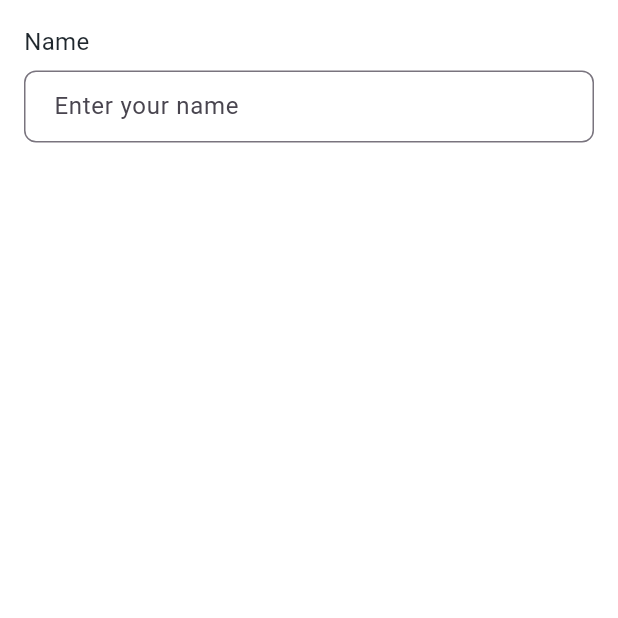
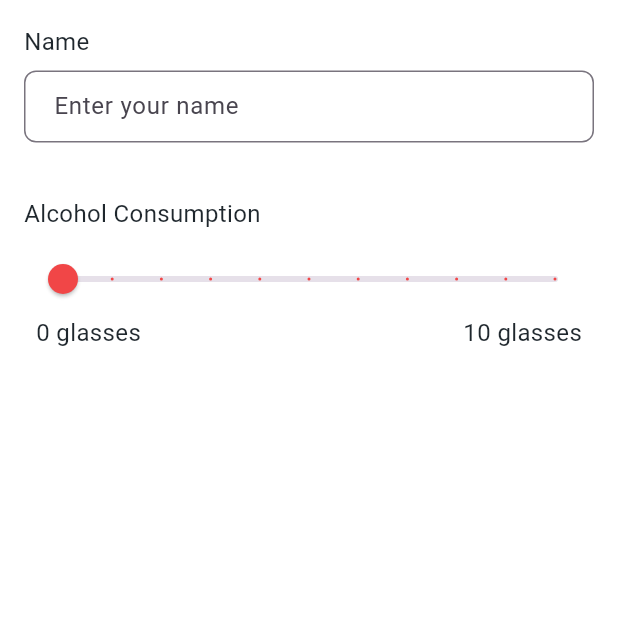
Before and after one commit to moozunch/Madhumeha, a Flutter app: the screen it shows after launch, on a phone screen of 412 x 824 dp, the top half of it. Run offline on Flutter 3.47's test engine with Material 3 defaults, Android fonts, the phone set to English and light mode, and no system bars.

Commit message:
slider widget

```diff
--- a/lib/screens/boardingScreen.dart
+++ b/lib/screens/boardingScreen.dart
@@ -13,6 +13,10 @@ class _BoardingScreenState extends State<BoardingScreen> {
   @override
   void initState() {
     super.initState();
+    // Menutup keyboard jika terbuka
+    WidgetsBinding.instance.addPostFrameCallback((_) {
+      FocusScope.of(context).unfocus();
+    });
     Future.delayed(Duration(seconds: 3), () {
       Navigator.pushReplacement(
         context,
--- a/lib/screens/inputScreen.dart
+++ b/lib/screens/inputScreen.dart
@@ -1,9 +1,15 @@
 import 'package:flutter/material.dart';
 import 'package:Madhumeha/widgets/inputBox.dart';
+import 'package:Madhumeha/widgets/inputSlider.dart';
 
 class InputScreen extends StatelessWidget {
+  InputScreen({super.key}); // Tambahkan super.key untuk StatelessWidget //jadi kalau di scroll dia tidak berubah
+
+  //Input Box
   final TextEditingController nameController = TextEditingController(); //membuat controller manggil TextEditingController dari inputBox.dart
-  InputScreen({super.key}); // Tambahkan super.key untuk StatelessWidget //jadi kalau di scroll dia tidak berubah
+
+  //Slider
+  double AlcoholConsumption = 0.0;
 
 
   @override
@@ -20,6 +26,16 @@ class InputScreen extends StatelessWidget {
           keyboardType: TextInputType.text,
         ),
         const SizedBox(height: 20,),
+        InputSlider(
+            label: 'Alcohol Consumption',
+            min: 0.0,
+            max: 10.0,
+            divisions: 10,
+            unit: 'glasses',
+            onChanged: (value){
+              AlcoholConsumption = value;
+            },
+        ),
   ],),),
     );
   }
--- a/lib/themes/darkTheme.dart
+++ b/lib/themes/darkTheme.dart
@@ -4,6 +4,7 @@ final ThemeData darkTheme = ThemeData(
     brightness: Brightness.dark,
     primaryColor: Color(0xFFAD1F20), //0xFF + warna pilihan
     scaffoldBackgroundColor: Color(0xFF1F272D),
+    secondaryHeaderColor: Colors.white,
     textTheme: TextTheme(
         headlineLarge: TextStyle(
           fontSize: 20,
--- a/lib/themes/lightTheme.dart
+++ b/lib/themes/lightTheme.dart
@@ -4,6 +4,7 @@ final ThemeData lightTheme = ThemeData(
   brightness: Brightness.light,
   primaryColor: Color(0xFFF14647), //0xFF + warna pilihan
   scaffoldBackgroundColor: Colors.white,
+  secondaryHeaderColor: Color(0xFF1F272D),
   textTheme: TextTheme(
     headlineLarge: TextStyle(
       fontSize: 20,
--- a/lib/widgets/inputBox.dart
+++ b/lib/widgets/inputBox.dart
@@ -12,8 +12,8 @@ class InputBox extends StatelessWidget {
   const InputBox({
     super.key,
     required this.label,
-    required this.controller,
-    this.hint = '',
+    required this.controller, //required karena controller wajib diisi
+    this.hint = '', //without required because it's optional
     this.keyboardType = TextInputType.text,
   });
 
@@ -24,13 +24,20 @@ class InputBox extends StatelessWidget {
       children: [
         Text(label, style: Theme.of(context).textTheme.bodyMedium), //menampilkan label
         const SizedBox(height: 8,),
+        //input box textfield
         TextField(
           controller: controller,
           keyboardType: keyboardType,
+          cursorColor: Theme.of(context).primaryColor,
+          style: TextStyle(color: Theme.of(context).secondaryHeaderColor),
           decoration: InputDecoration(
             hintText: hint,
             border: OutlineInputBorder(borderRadius: BorderRadius.circular(8)),
             contentPadding: const EdgeInsets.symmetric(vertical: 12, horizontal: 16),
+            focusedBorder: OutlineInputBorder(
+              borderSide: BorderSide(color: Theme.of(context).primaryColor),
+              borderRadius: BorderRadius.circular(8),
+            )
           ),
         ),
         const SizedBox(height: 16,), //jarak antar textfield ke2 nanti.
--- a/lib/widgets/inputSlider.dart
+++ b/lib/widgets/inputSlider.dart
@@ -0,0 +1,68 @@
+import 'package:flutter/material.dart';
+
+class InputSlider extends StatefulWidget {
+  final String label;
+  final double min;
+  final double max;
+  final int divisions;
+  final String unit;
+  final ValueChanged<double>? onChanged;
+
+  //constructor
+  const InputSlider({
+    super.key,
+    required this.label,
+    this.min = 0.0,
+    this.max = 100.0,
+    this.divisions = 10,
+    this.unit = '',
+    this.onChanged,
+  });
+
+  @override
+  State<InputSlider> createState() => _SliderState();
+}
+
+class _SliderState extends State<InputSlider> {
+  double _currentValue = 0.0;
+
+
+  //Slider
+  @override
+  Widget build(BuildContext context) {
+    return Column(
+      crossAxisAlignment: CrossAxisAlignment.start,
+      children: [
+        Text(
+          widget.label,
+          style: Theme.of(context).textTheme.bodyMedium),
+          const SizedBox(height: 8),
+        Slider(
+            value: _currentValue,
+            min: widget.min,
+            max: widget.max,
+            divisions: widget.divisions,
+            activeColor: Theme.of(context).primaryColor,
+            label: '${_currentValue.toStringAsFixed(1)} ${widget.unit}',
+            onChanged: (value) {
+          setState(() {
+            _currentValue = value;
+          });
+          if (widget.onChanged != null) {
+            widget.onChanged!(value);// Mengirim data ke parent widget (misal InputScreen)
+          }
+        }),
+        Padding(
+            padding: const EdgeInsets.symmetric(horizontal: 8),
+          child: Row(
+            mainAxisAlignment: MainAxisAlignment.spaceBetween, //jadi dia memenuhi di kiri dan kanan
+            children: [
+              Text('${widget.min.toInt()} ${widget.unit}'),
+              Text('${widget.max.toInt()} ${widget.unit}'),
+            ],
+          ),
+        ),
+      ],
+    );
+  }
+}
```
